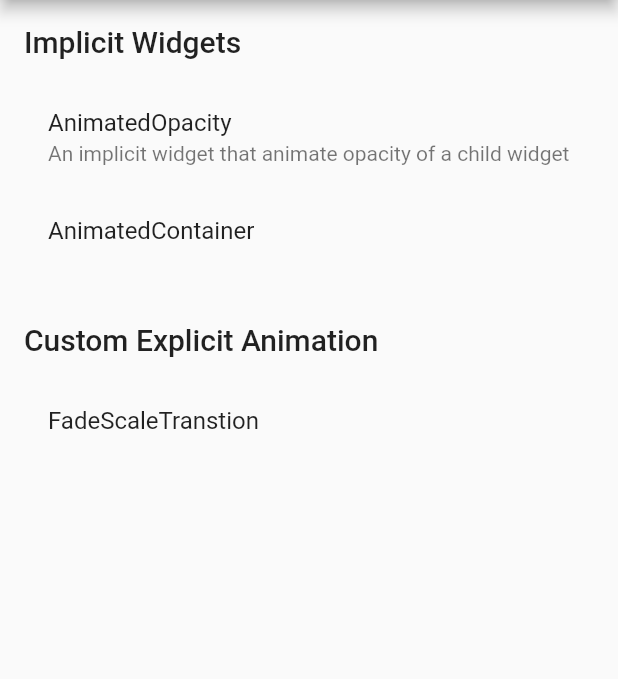
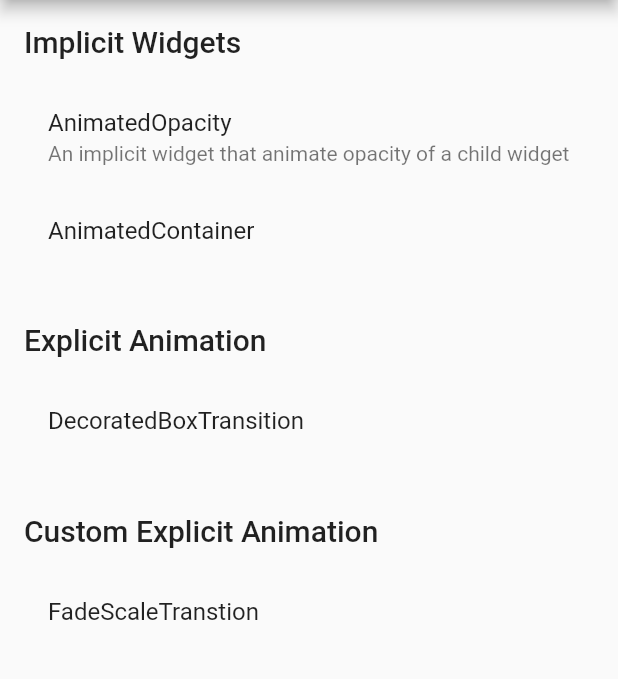
Before and after one commit to NabeelSeid/flutter-references, a Flutter app: the screen it shows after launch, on a phone screen of 412 x 824 dp, the part 84-763 px from its top. Run offline on Flutter 3.47's test engine with Material 2 defaults, Android fonts, the phone set to English and light mode, and no system bars; our stand-ins replace equatable, flutter_bloc, shared_preferences.

Commit message:
Explicit animation DecorationBoxTransition added

```diff
--- /dev/null
+++ b/animations/lib/explicit_animations/explicit_animations.dart
@@ -0,0 +1 @@
+export './e_decorationBox_transition.dart';
--- a/animations/lib/implicit_animations/implicit_animations.dart
+++ b/animations/lib/implicit_animations/implicit_animations.dart
@@ -1,2 +1,3 @@
 export './i_animated_opacity.dart';
 export './i_animated_container.dart';
+// TODO AnimatedSwitcher
--- a/animations/lib/main.dart
+++ b/animations/lib/main.dart
@@ -47,6 +47,19 @@ class MyHomePage extends StatelessWidget {
             ),
             menuTile(RouteNames.i_animated_container,
                 title: 'AnimatedContainer'),
+
+            // -------------------------
+            // EXPLICIT ANIMATION
+            // -------------------------
+            SizedBox(height: 16.0),
+            Text(
+              'Explicit Animation',
+              style: Theme.of(context).textTheme.headline6,
+            ),
+            SizedBox(height: 16.0),
+            menuTile(RouteNames.e_decoratedBox_transition,
+                title: 'DecoratedBoxTransition'),
+
             // -------------------------
             // CUSTOM EXPLICIT ANIMATION
             // -------------------------
--- a/animations/lib/router.dart
+++ b/animations/lib/router.dart
@@ -2,6 +2,7 @@ import 'package:animations/main.dart';
 import 'package:flutter/material.dart';
 
 import 'package:animations/implicit_animations/implicit_animations.dart';
+import 'package:animations/explicit_animations/explicit_animations.dart';
 import 'package:animations/custom_explicit_animation/custom_explicit_animation.dart';
 
 Route<dynamic> onGenerateRoute(RouteSettings settings) {
@@ -15,6 +16,10 @@ Route<dynamic> onGenerateRoute(RouteSettings settings) {
   // AnimatedContainer
   if (routeName == RouteNames.i_animated_container)
     return materialPageRoute(IAnimatedContainer());
+
+  //_____________________Custom Explicit Animation______________________________
+  if (routeName == RouteNames.e_decoratedBox_transition)
+    return materialPageRoute(EDecoratedBoxTransition());
 
   //_____________________Custom Explicit Animation______________________________
   if (routeName == RouteNames.c_e_fade_scale_transition)
@@ -32,6 +37,9 @@ class RouteNames {
   static const String i_animated_opacity = '/i_animated_opacity';
   static const String i_animated_container = '/i_animated_container';
 
+  // Explicit Animation
+  static const String e_decoratedBox_transition = '/e_decoratedBox_transition';
+
   // Custom Explicit Animations
   static const String c_e_fade_scale_transition = '/c_e_fade_scale_transition';
 }
```
Also changed, not shown: animations/lib/explicit_animations/e_decorationBox_transition.dart (added, +79 -0 lines), 1 other file.
